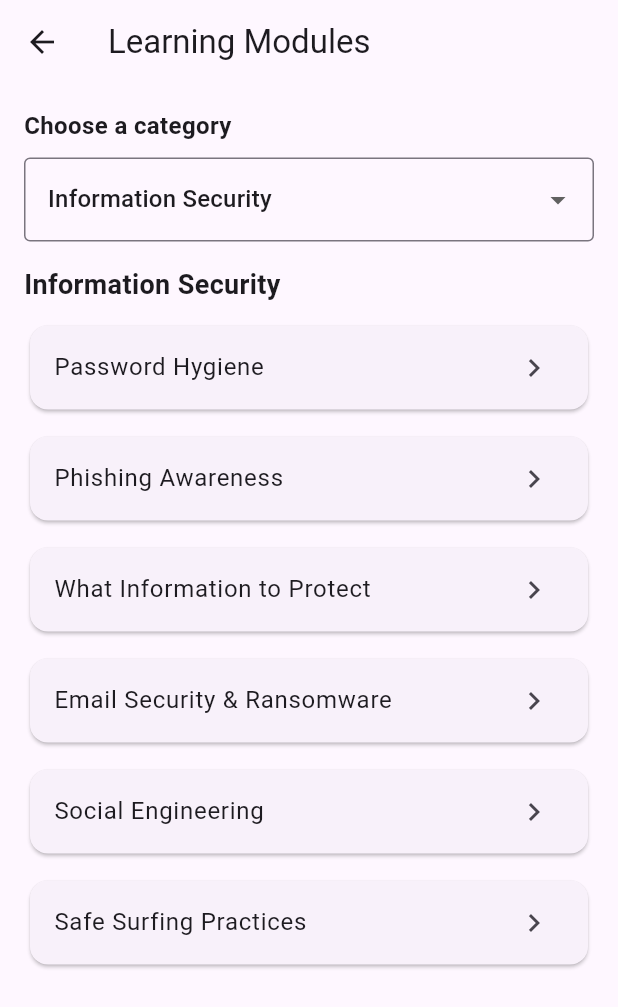
After one commit to JustineJensen/Awareness_app, a Flutter app: the ModulesScreen screen opened by its route, on a phone screen of 412 x 824 dp. The commit adds this screen. Shown: the top 1007 px of the screen. Run offline on Flutter 3.47's test engine with Material 3 defaults, Android fonts, the phone set to English and light mode, and no system bars; our stand-ins replace cloud_firestore, firebase_auth, firebase_core, flutter_bloc; accounts and stored records are empty.

Commit message:
implemented module screen

```diff
--- a/lib/auth/auth_service.dart
+++ b/lib/auth/auth_service.dart
@@ -28,7 +28,7 @@ class AuthService {
       context.read<AuthBloc>().add(AuthSubscribe());
 
       // Optional: go straight to home after signup
-      Navigator.pushNamedAndRemoveUntil(context, '/home', (_) => false);
+      Navigator.pushNamedAndRemoveUntil(context, '/modules', (_) => false);
     } on FirebaseAuthException catch (e) {
       String message = 'Signup failed.';
       if (e.code == 'weak-password') {
@@ -68,7 +68,7 @@ class AuthService {
       );
 
       if (!context.mounted) return;
-      Navigator.pushReplacementNamed(context, '/home');
+      Navigator.pushReplacementNamed(context, '/modules');
     } on FirebaseAuthException catch (e) {
       String message = 'Login failed.';
       if (e.code == 'user-not-found') {
--- a/lib/main.dart
+++ b/lib/main.dart
@@ -4,6 +4,7 @@ import 'package:security_awareness_app/auth/auth_block.dart';
 import 'package:security_awareness_app/views/landing_screen.dart';
 import 'package:security_awareness_app/views/login_screen.dart';
 import 'package:security_awareness_app/views/home_screen.dart';
+import 'package:security_awareness_app/views/module_screen.dart';
 import 'package:security_awareness_app/views/register_screen.dart';
 import 'firebase_options.dart';
 import 'package:flutter_bloc/flutter_bloc.dart';
@@ -35,6 +36,7 @@ class MyApp extends StatelessWidget {
           '/login': (_) => const LoginScreen(),
           '/home': (_) => const HomeScreen(),
           '/register': (_) => const RegisterScreen(),
+          '/modules': (_) => const  ModulesScreen(),
         },
       ),
     );
--- a/lib/views/login_screen.dart
+++ b/lib/views/login_screen.dart
@@ -44,7 +44,7 @@ class _LoginScreenState extends State<LoginScreen> {
           );
         }
         if (state is AuthSuccess) {
-          Navigator.pushReplacementNamed(context, '/home');
+          Navigator.pushReplacementNamed(context, '/modules');
         }
       },
       child: Scaffold(
--- /dev/null
+++ b/lib/views/module_screen.dart
@@ -0,0 +1,122 @@
+import 'package:flutter/material.dart';
+
+class ModulesScreen extends StatefulWidget {
+  const ModulesScreen({super.key});
+
+  @override
+  State<ModulesScreen> createState() => _ModulesScreenState();
+}
+
+class _ModulesScreenState extends State<ModulesScreen> {
+  final List<String> categories = const [
+    'Information Security',
+    'Cybersecurity Fundamentals',
+    'AI Awareness',
+    'Ethics & Legal',
+  ];
+
+  String selectedCategory = 'Information Security';
+
+  final Map<String, List<String>> modulesByCategory = const {
+    'Information Security': [
+      'Password Hygiene',
+      'Phishing Awareness',
+      'What Information to Protect',
+      'Email Security & Ransomware',
+      'Social Engineering',
+      'Safe Surfing Practices',
+    ],
+    'Cybersecurity Fundamentals': [
+      'What is Cybersecurity?',
+      'CIA Triad (Confidentiality, Integrity, Availability)',
+      'Threats vs Vulnerabilities vs Risks',
+    ],
+    'AI Awareness': [
+      'AI-Generated Phishing',
+      'Deepfakes & Voice Scams',
+      'AI & Misinformation',
+      'AI Privacy Risks',
+    ],
+    'Ethics & Legal': [
+      'Ethical Digital Behavior',
+      'GDPR Basics',
+      'Consent & Data Responsibility',
+    ],
+  };
+
+  @override
+  Widget build(BuildContext context) {
+    final modules = modulesByCategory[selectedCategory] ?? const [];
+
+    return Scaffold(
+      appBar: AppBar(
+        title: const Text('Learning Modules'),
+      ),
+      body: Padding(
+        padding: const EdgeInsets.all(16),
+        child: Column(
+          crossAxisAlignment: CrossAxisAlignment.start,
+          children: [
+            const Text(
+              'Choose a category',
+              style: TextStyle(fontSize: 16, fontWeight: FontWeight.w600),
+            ),
+            const SizedBox(height: 10),
+
+            // Dropdown
+            DropdownButtonFormField<String>(
+              value: selectedCategory,
+              items: categories
+                  .map(
+                    (c) => DropdownMenuItem(
+                      value: c,
+                      child: Text(c),
+                    ),
+                  )
+                  .toList(),
+              onChanged: (value) {
+                if (value == null) return;
+                setState(() => selectedCategory = value);
+              },
+              decoration: const InputDecoration(
+                border: OutlineInputBorder(),
+              ),
+            ),
+
+            const SizedBox(height: 16),
+
+            Text(
+              selectedCategory,
+              style: const TextStyle(fontSize: 18, fontWeight: FontWeight.bold),
+            ),
+
+            const SizedBox(height: 10),
+
+            // Module list
+            Expanded(
+              child: ListView.separated(
+                itemCount: modules.length,
+                separatorBuilder: (_, __) => const SizedBox(height: 10),
+                itemBuilder: (context, index) {
+                  final title = modules[index];
+                  return Card(
+                    child: ListTile(
+                      title: Text(title),
+                      trailing: const Icon(Icons.chevron_right),
+                      onTap: () {
+                        // Later: navigate to lesson screen
+                        ScaffoldMessenger.of(context).showSnackBar(
+                          SnackBar(content: Text('Open module: $title')),
+                        );
+                      },
+                    ),
+                  );
+                },
+              ),
+            ),
+          ],
+        ),
+      ),
+    );
+  }
+}
```
